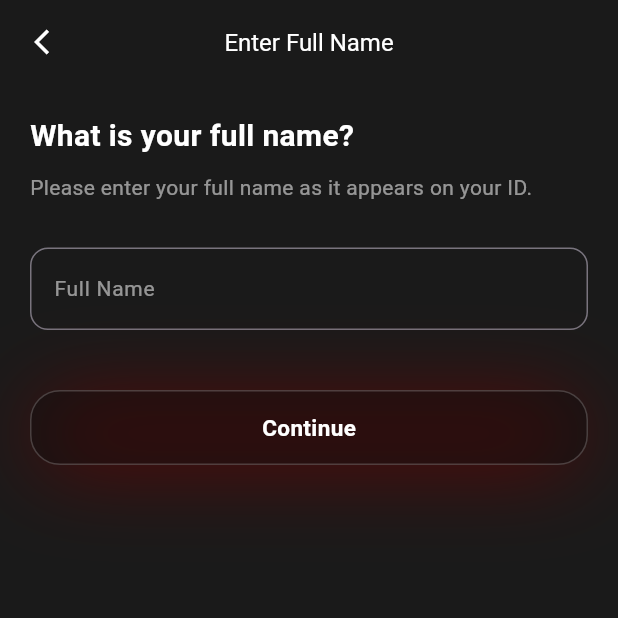
After one commit to kritidigitalsolutions/n_international_app, a Flutter app: the EnterFullNamePage screen opened by its route, on a phone screen of 412 x 824 dp, the top half of it. The commit adds this screen. Run offline on Flutter 3.47's test engine with Material 3 defaults, Android fonts, the phone set to English and light mode, and no system bars; our stand-ins replace audio_video_progress_bar, carousel_slider, get, just_audio, video_player; Roboto replaces fonts that are missing (Poppins).

Commit message:
created full name enter page and some changes of UI

```diff
--- a/lib/main.dart
+++ b/lib/main.dart
@@ -49,7 +49,8 @@ class MyHomePage extends StatelessWidget {
 
   @override
   Widget build(BuildContext context) {
-    return Scaffold(
+    return SafeArea(
+      child: Scaffold(
         extendBody: true,
 
         body: Stack(
@@ -70,6 +71,7 @@ class MyHomePage extends StatelessWidget {
             },
           ),
         ),
+      ),
     );
   }
 }
--- a/lib/routes/app_pages.dart
+++ b/lib/routes/app_pages.dart
@@ -10,6 +10,7 @@ import 'package:n_square_international/views/afterLogin/profile/language_page.da
 import 'package:n_square_international/views/afterLogin/profile/offline_download.dart';
 import 'package:n_square_international/views/afterLogin/profile/recharge_page.dart';
 import 'package:n_square_international/views/afterLogin/profile/setting_page.dart';
+import 'package:n_square_international/views/beforeLogin/enter_full_name_page.dart';
 import 'package:n_square_international/views/beforeLogin/login_screen.dart';
 import 'package:n_square_international/views/beforeLogin/otp_page.dart';
 import 'package:n_square_international/views/beforeLogin/welcome_screen.dart';
@@ -109,5 +110,11 @@ class AppPages {
       page: () => const SeriesPosterPlayerPage(),
       transition: Transition.rightToLeft,
     ),
+
+    GetPage(
+      name: AppRoutes.fullName,
+      page: () => const EnterFullNamePage(),
+      transition: Transition.rightToLeft,
+    ),
   ];
 }
--- a/lib/routes/app_routes.dart
+++ b/lib/routes/app_routes.dart
@@ -1,11 +1,20 @@
 class AppRoutes {
   AppRoutes._(); // private constructor
+
+  // auth
 
   static const splash = '/splash';
   static const welcomePage = '/welcomePage';
   static const login = "/login";
   static const otp = '/otp';
+  static const fullName = "/fullName";
+
+  // home pages
+
   static const myHome = '/myHome';
+
+  // profile pages
+
   static const recharge = "/recharge";
   static const history = '/history';
 
--- a/lib/viewModel/beforeLogin/auth_controller.dart
+++ b/lib/viewModel/beforeLogin/auth_controller.dart
@@ -76,7 +76,7 @@ class OtpController extends GetxController {
     isLoading.value = false;
 
     Get.snackbar("Success", "OTP Verified: $otp");
-    Get.toNamed(AppRoutes.myHome);
+    Get.toNamed(AppRoutes.fullName);
   }
 
   @override
--- /dev/null
+++ b/lib/views/beforeLogin/enter_full_name_page.dart
@@ -0,0 +1,87 @@
+import 'package:flutter/material.dart';
+import 'package:get/get.dart';
+import 'package:n_square_international/res/app_colors.dart';
+import 'package:n_square_international/routes/app_routes.dart';
+import 'package:n_square_international/utils/custom_button.dart';
+import 'package:n_square_international/utils/textStyle.dart';
+
+class EnterFullNamePage extends StatefulWidget {
+  const EnterFullNamePage({super.key});
+
+  @override
+  State<EnterFullNamePage> createState() => _EnterFullNamePageState();
+}
+
+class _EnterFullNamePageState extends State<EnterFullNamePage> {
+  final TextEditingController nameController = TextEditingController();
+
+  void submitName() {
+    if (nameController.text.trim().isEmpty) {
+      Get.snackbar(
+        "Error",
+        "Please enter your full name",
+        snackPosition: SnackPosition.BOTTOM,
+      );
+      return;
+    }
+
+    Get.toNamed(AppRoutes.myHome);
+  }
+
+  @override
+  Widget build(BuildContext context) {
+    return Scaffold(
+      appBar: AppBar(
+        title: Text("Enter Full Name", style: text16()),
+        leading: iconButton(
+          icon: Icons.arrow_back_ios_outlined,
+          onPressed: () {
+            Get.back();
+          },
+        ),
+      ),
+      backgroundColor: AppColors.card,
+      body: Padding(
+        padding: const EdgeInsets.all(20),
+        child: Column(
+          crossAxisAlignment: CrossAxisAlignment.start,
+          children: [
+            Text(
+              "What is your full name?",
+              style: text20(fontWeight: FontWeight.bold),
+            ),
+
+            const SizedBox(height: 10),
+
+            Text(
+              "Please enter your full name as it appears on your ID.",
+              style: text14(color: AppColors.textSecondary),
+            ),
+
+            const SizedBox(height: 30),
+
+            TextField(
+              style: text15(),
+              controller: nameController,
+              cursorColor: AppColors.accentRed,
+              decoration: InputDecoration(
+                hintText: "Full Name",
+                hintStyle: text14(color: AppColors.textSecondary),
+                border: OutlineInputBorder(
+                  borderRadius: BorderRadius.circular(12),
+                ),
+                focusedBorder: OutlineInputBorder(
+                  borderRadius: BorderRadius.circular(12),
+                  borderSide: BorderSide(color: AppColors.accentRed),
+                ),
+              ),
+            ),
+            SizedBox(height: 40),
+
+            CustomButton(title: "Continue", onPressed: () {}),
+          ],
+        ),
+      ),
+    );
+  }
+}
--- a/lib/views/beforeLogin/login_screen.dart
+++ b/lib/views/beforeLogin/login_screen.dart
@@ -36,7 +36,7 @@ class LoginPage extends StatelessWidget {
 
                   const SizedBox(height: 20),
 
-                  CustomTextButton(
+                  CustomButton(
                     title: "Send Otp",
                     onPressed: () {
                       controller.submit();
```
Also changed, not shown: lib/views/afterLogin/profile/about_us_page.dart (+10 -6 lines), lib/views/afterLogin/profile/recharge_page.dart (+7 -3 lines). Lines whose indentation alone changed are shown as unchanged.
